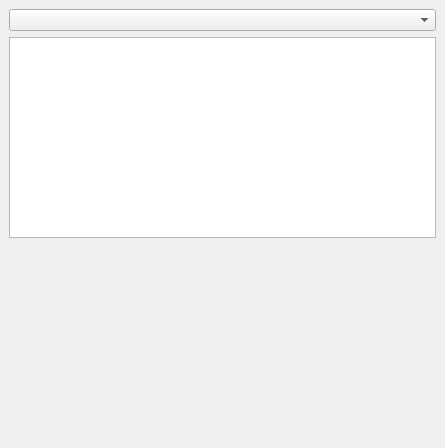
First picture: the form in src/ui/meshdock.ui, repository Warzone2100/WMIT, before the edit.
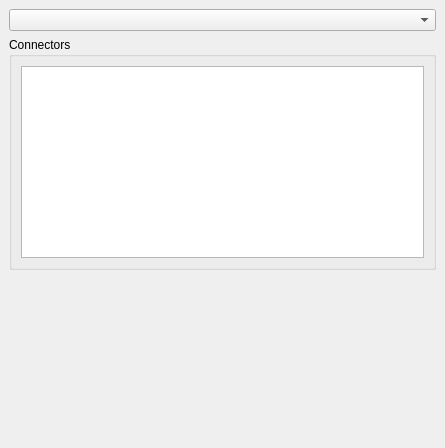
Second picture: the form after the edit.

Diff of the .ui file:
```diff
--- a/src/ui/meshdock.ui
+++ b/src/ui/meshdock.ui
@@ -26,7 +26,16 @@
      </layout>
     </item>
     <item>
-     <widget class="QTableView" name="meshConnectors"/>
+     <widget class="QGroupBox" name="gbConnectors">
+      <property name="title">
+       <string>Connectors</string>
+      </property>
+      <layout class="QVBoxLayout" name="verticalLayout_2">
+       <item>
+        <widget class="QTableView" name="meshConnectors"/>
+       </item>
+      </layout>
+     </widget>
     </item>
     <item>
      <spacer name="verticalSpacer">
```
